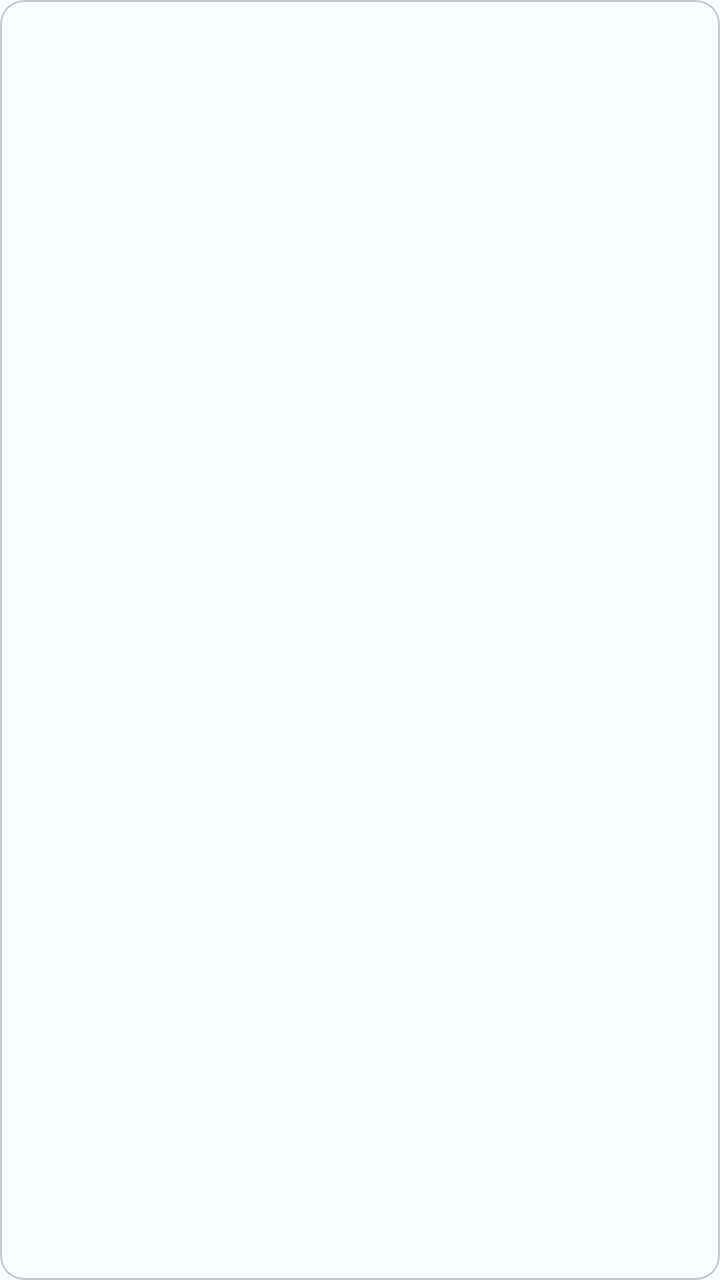
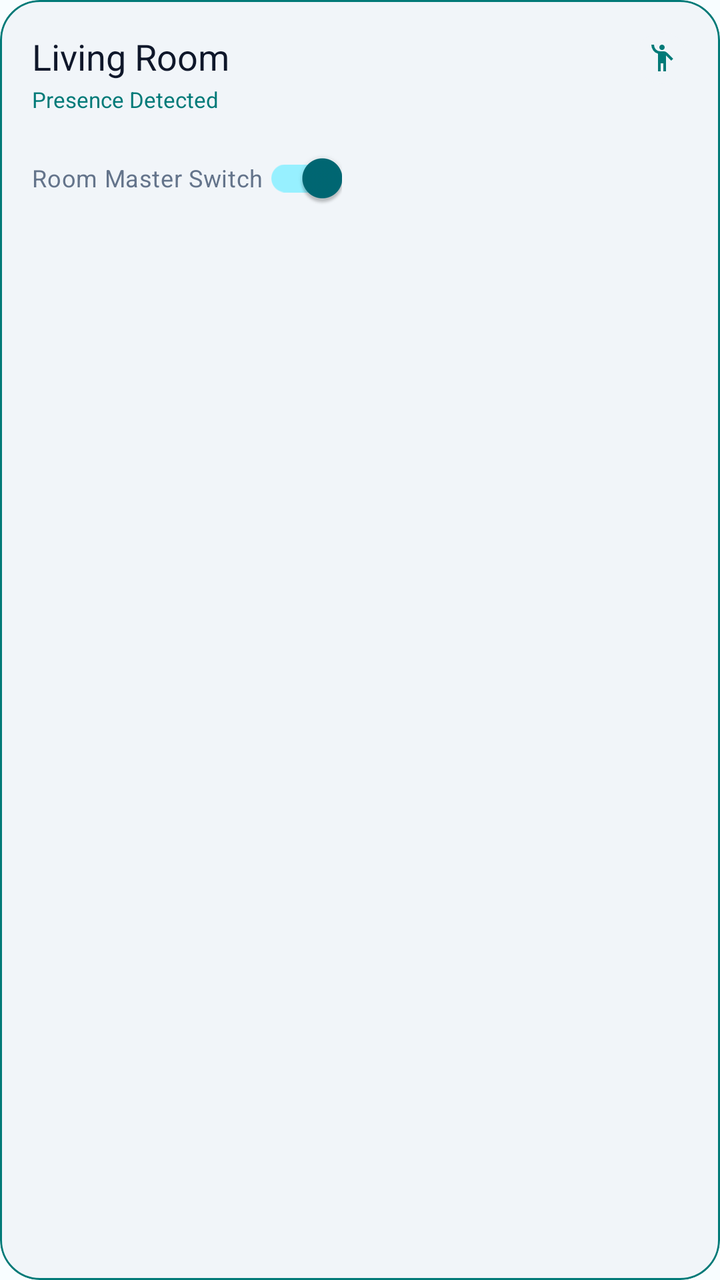

Before-and-after screenshots of an Android layout around one commit, followed by the original layout XML and the change that was made.
<!-- AndroidManifest.xml: application theme Theme.SmartHome -->
<!-- res/layout/item_room_card.xml -->
<?xml version="1.0" encoding="utf-8"?>

<com.google.android.material.card.MaterialCardView xmlns:android="http://schemas.android.com/apk/res/android"
             android:layout_width="match_parent"
             android:layout_height="match_parent">

</com.google.android.material.card.MaterialCardView>
<!-- resources referenced by this layout -->
<resources>
  <style name="Theme.SmartHome" parent="Base.Theme.SmartHome" />
  <style name="Base.Theme.SmartHome" parent="Theme.Material3.DayNight.NoActionBar">
          
          <item name="colorPrimary">@color/md_theme_light_primary</item>
          <item name="colorOnPrimary">@color/md_theme_light_onPrimary</item>
          <item name="colorPrimaryContainer">@color/md_theme_light_primaryContainer</item>
          <item name="colorOnPrimaryContainer">@color/md_theme_light_onPrimaryContainer</item>
  
          
          <item name="android:windowBackground">@color/md_theme_light_background</item>
          <item name="colorSurface">@color/md_theme_light_surface</item>
          <item name="colorSurfaceContainer">@color/md_theme_light_surfaceContainer</item>
          <item name="colorOnSurface">@color/md_theme_light_onSurface</item>
      </style>
  <color name="md_theme_light_primary">#006874</color>
  <color name="md_theme_light_onPrimary">#FFFFFF</color>
  <color name="md_theme_light_primaryContainer">#97F0FF</color>
  <color name="md_theme_light_onPrimaryContainer">#001F24</color>
  <color name="md_theme_light_background">#F8FDFF</color>
  <color name="md_theme_light_surface">#F8FDFF</color>
  <color name="md_theme_light_surfaceContainer">#E6F4F7</color>
  <color name="md_theme_light_onSurface">#191C1D</color>
</resources>

<!-- the commit's change to res/layout/item_room_card.xml (unified diff, before → after) -->
@@ -1,7 +1,85 @@
 <?xml version="1.0" encoding="utf-8"?>
 
 <com.google.android.material.card.MaterialCardView xmlns:android="http://schemas.android.com/apk/res/android"
-             android:layout_width="match_parent"
-             android:layout_height="match_parent">
+    xmlns:app="http://schemas.android.com/apk/res-auto"
+    xmlns:tools="http://schemas.android.com/tools"
+    android:id="@+id/cardRoomContainer"
+    android:layout_width="match_parent"
+    android:layout_height="wrap_content"
+    android:layout_margin="6dp"
+    app:cardBackgroundColor="#F1F5F9"
+    app:cardCornerRadius="20dp"
+    app:cardElevation="0dp"
+    app:strokeColor="@color/primary_teal"
+    app:strokeWidth="1dp">
 
+    <RelativeLayout
+        android:layout_width="match_parent"
+        android:layout_height="wrap_content"
+        android:minHeight="130dp"
+        android:padding="16dp">
+
+        
+        <TextView
+            android:id="@+id/tvRoomName"
+            android:layout_width="wrap_content"
+            android:layout_height="wrap_content"
+            android:layout_alignParentStart="true"
+            android:layout_alignParentTop="true"
+            android:text="Living Room"
+            android:textColor="@color/text_primary"
+            android:textSize="18sp"
+            tools:fontFamily="@font/poppins_semibold" />
+
+        
+        <ImageView
+            android:id="@+id/ivPresenceIcon"
+            android:layout_width="26dp"
+            android:layout_height="26dp"
+            android:layout_alignParentEnd="true"
+            android:layout_alignParentTop="true"
+            android:background="@drawable/bg_icon_circle"
+            android:contentDescription="Presence Sensor"
+            android:padding="5dp"
+            android:src="@drawable/outline_emoji_people_24"
+            app:tint="@color/primary_teal" />
+
+        
+        <TextView
+            android:id="@+id/tvRoomStatus"
+            android:layout_width="wrap_content"
+            android:layout_height="wrap_content"
+            android:layout_below="@id/tvRoomName"
+            android:layout_marginTop="2dp"
+            android:text="Presence Detected"
+            android:textColor="@color/primary_teal"
+            android:textSize="11sp"
+            />
+
+        
+        <com.google.android.material.switchmaterial.SwitchMaterial
+            android:id="@+id/switchMasterRoom"
+            android:layout_width="wrap_content"
+            android:layout_height="wrap_content"
+            android:layout_below="@id/tvRoomStatus"
+            android:layout_marginTop="8dp"
+            android:checked="true"
+            android:text="Room Master Switch"
+            android:textColor="@color/text_secondary"
+            android:textSize="12sp"
+            app:useMaterialThemeColors="true" />
+
+        
+        <LinearLayout
+            android:id="@+id/layoutActiveDevices"
+            android:layout_width="wrap_content"
+            android:layout_height="wrap_content"
+            android:layout_alignParentBottom="true"
+            android:layout_alignParentStart="true"
+            android:layout_marginTop="12dp"
+            android:gravity="center_vertical"
+            android:orientation="horizontal"/>
+
+
+    </RelativeLayout>
 </com.google.android.material.card.MaterialCardView>
<!-- resource entries referenced after the edit -->
@@ -1,5 +1,21 @@
 <!-- resources referenced by this layout -->
 <resources>
+  <color name="primary_teal">#007A78</color>
+  <color name="text_primary">#0F172A</color>
+  <color name="text_secondary">#64748B</color>
+  <!-- drawable bg_icon_circle (drawable) -->
+  <?xml version="1.0" encoding="utf-8"?>
+  
+  <shape xmlns:android="http://schemas.android.com/apk/res/android">
+      <solid android:color="#F1F5F9" />
+      <corners android:radius="500dp" />
+  </shape>
+  <!-- drawable outline_emoji_people_24 (drawable) -->
+  <vector xmlns:android="http://schemas.android.com/apk/res/android" android:height="24dp" android:tint="#000000" android:viewportHeight="960" android:viewportWidth="960" android:width="24dp">
+        
+      <path android:fillColor="@android:color/white" android:pathData="M360,880L360,351Q269,327 214.5,250.5Q160,174 160,80L240,80Q240,163 293.5,221.5Q347,280 430,280L530,280Q560,280 586,291Q612,302 633,323L814,504L758,560L600,402L600,880L520,880L520,640L440,640L440,880L360,880ZM423.5,216.5Q400,193 400,160Q400,127 423.5,103.5Q447,80 480,80Q513,80 536.5,103.5Q560,127 560,160Q560,193 536.5,216.5Q513,240 480,240Q447,240 423.5,216.5Z"/>
+      
+  </vector>
   <style name="Theme.SmartHome" parent="Base.Theme.SmartHome" />
   <style name="Base.Theme.SmartHome" parent="Theme.Material3.DayNight.NoActionBar">
           
